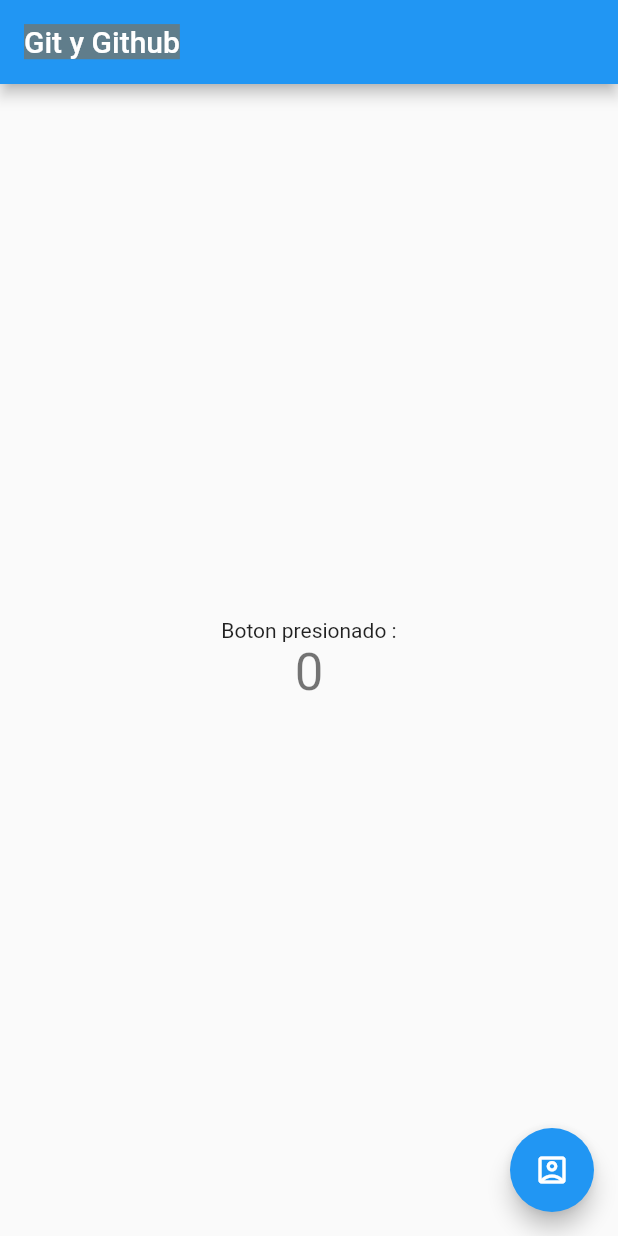
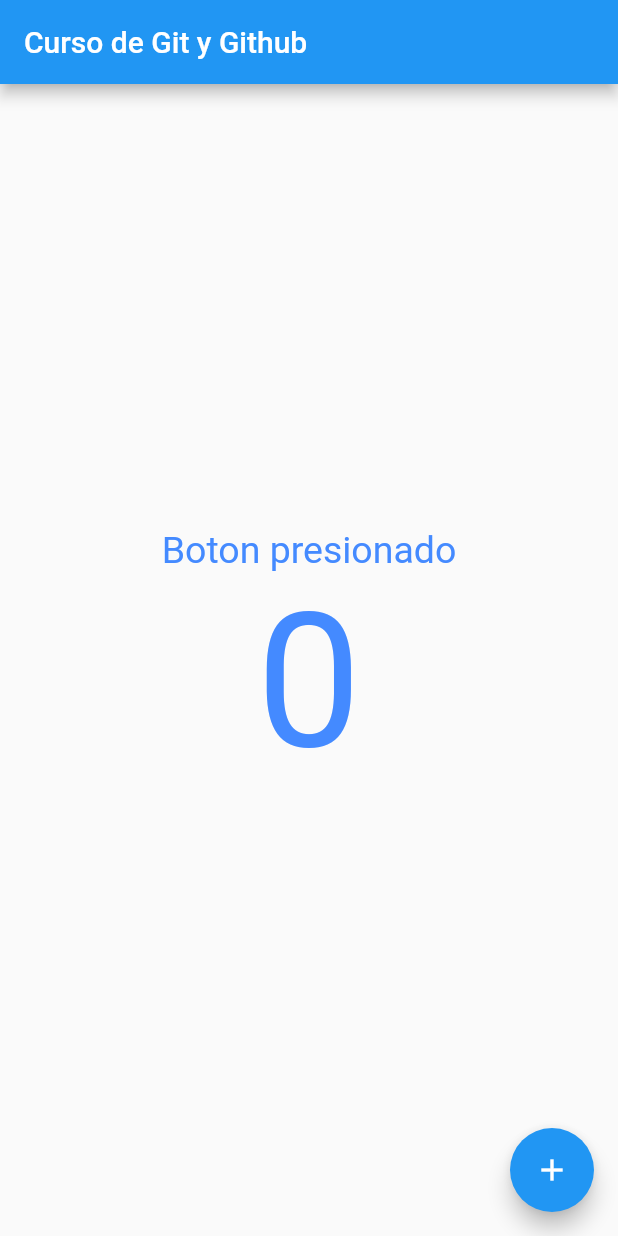
Before and after one commit to spartanfenix/Git_GitHub, a Flutter app: the screen it shows after launch, on a phone screen of 412 x 824 dp. Run offline on Flutter 3.47's test engine with Material 2 defaults, Android fonts, the phone set to English and light mode, and no system bars.

Commit message:
App Terminada v1

```diff
--- a/lib/main.dart
+++ b/lib/main.dart
@@ -11,9 +11,10 @@ class MyApp extends StatelessWidget {
       debugShowCheckedModeBanner: false,
       title: 'Curso Git and GitHub',
       theme: ThemeData(
+        backgroundColor: Colors.blueGrey,
         primarySwatch: Colors.blue,
       ),
-      home: MyHomePage(title: 'Git y Github'),
+      home: MyHomePage(title: 'Curso de Git y Github'),
     );
   }
 }
@@ -40,11 +41,8 @@ class _MyHomePageState extends State<MyHomePage> {
   Widget build(BuildContext context) {
     return Scaffold(
       appBar: AppBar(
-        // Here we take the value from the MyHomePage object that was created by
-        // the App.build method, and use it to set our appbar title.
         title: Text(
           widget.title,
-          style: TextStyle(backgroundColor: Colors.blueGrey),
         ),
       ),
       body: Center(
@@ -67,20 +65,19 @@ class _MyHomePageState extends State<MyHomePage> {
           // horizontal).
           mainAxisAlignment: MainAxisAlignment.center,
           children: <Widget>[
-            Text(
-              'Boton presionado :',
-            ),
+            Text('Boton presionado',
+                style: TextStyle(color: Colors.blueAccent, fontSize: 25)),
             Text(
               '$_counter',
-              style: Theme.of(context).textTheme.headline4,
+              style: TextStyle(color: Colors.blueAccent, fontSize: 125),
             ),
           ],
         ),
       ),
       floatingActionButton: FloatingActionButton(
         onPressed: _incrementCounter,
-        tooltip: 'Contactos',
-        child: Icon(Icons.account_box_outlined),
+        tooltip: 'suma',
+        child: Icon(Icons.add),
       ), // This trailing comma makes auto-formatting nicer for build methods.
     );
   }
```
